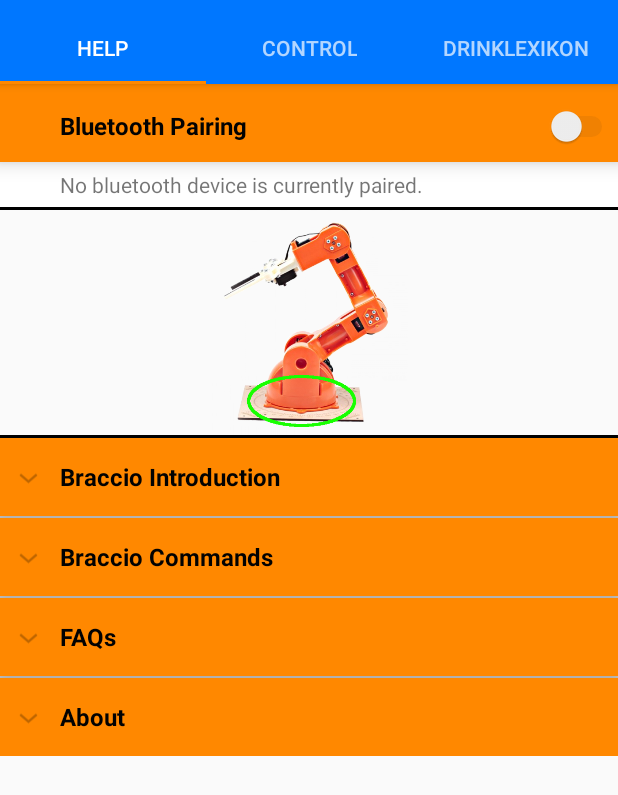
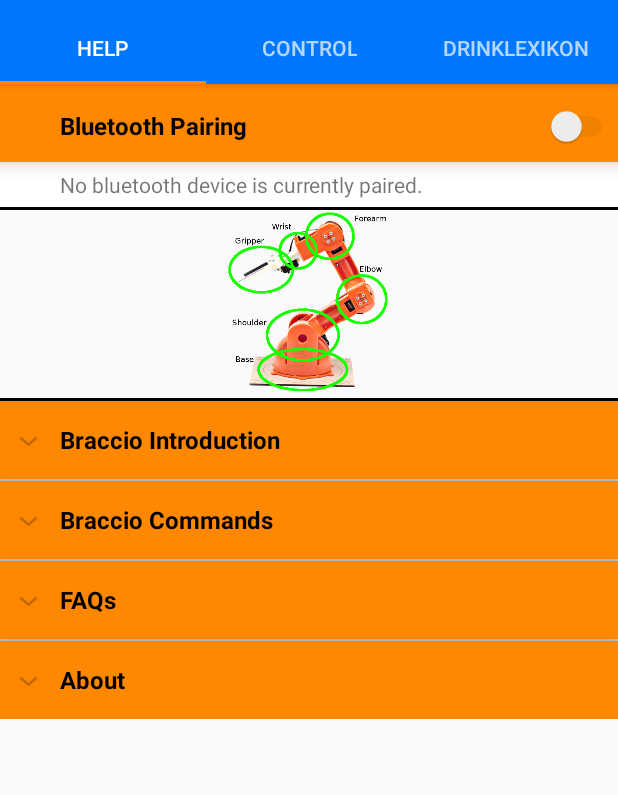
Before and after one commit to schoenandreas/Android_Praktikum, an Android app: the screen it shows after launch (MainActivity), after a tap on "Bluetooth Pairing", on a phone screen of 412 x 824 dp. Shown: the top 795 px of the screen. Run offline under Robolectric (Android 15) with nearby library versions, the light colour scheme and no system bars.

Commit message:
several fixes

```diff
--- a/02_Source Code/Barista_40/app/src/main/java/com/example/andreas/barista_30/Tab1Fragment.java
+++ b/02_Source Code/Barista_40/app/src/main/java/com/example/andreas/barista_30/Tab1Fragment.java
@@ -174,16 +174,17 @@
                 "\nMove Base -degree- " +
                 "\nMove Shoulder -degree- " +
                 "\nMove Elbow -degree- " +
-                "\nMove Underarm -degree- " +
+                "\nMove Forearm -degree- " +
                 "\nMove Wrist -degree- " +
                 "\nMove Grapper -degree- ");
         commands.add("MANUAL CONTROLS: Relative" +
                 "\nMove Base -degree- (right or left) " +
                 "\nMove Shoulder -degree- (right or left) " +
                 "\nMove Elbow -degree- (right or left) " +
-                "\nMove Underarm -degree- (right or left) " +
+                "\nMove Forearm -degree- (right or left) " +
                 "\nMove Wrist -degree- (right or left) " +
-                "\nMove Grapper -degree- (right or left)");
+                "\nMove Grapper -degree- (right or left)"+
+                "\n\n Info: For the right point of view the base motor must be visible! ");
 
         List<String> faqs = new ArrayList<String>();
         faqs.add("Question: Why is the application so awesome? " +
--- a/02_Source Code/Barista_40/app/src/main/java/com/example/andreas/barista_30/Tab2Fragment.java
+++ b/02_Source Code/Barista_40/app/src/main/java/com/example/andreas/barista_30/Tab2Fragment.java
@@ -87,7 +87,7 @@
                         constraintLayout.setBackgroundColor(Color.LTGRAY);
                         switchModus.setText(R.string.manual);
                     } else if (switchModus.isChecked() != true) {
-                        alertModus(); // Invoke alert dialog tobi
+                        //alertModus(); // Invoke alert dialog tobi
                         constraintLayout.setBackgroundColor(Color.WHITE);
                         switchModus.setText(R.string.predefined);
 
@@ -98,17 +98,7 @@
             }
         });
 
-        Button sendButton = (Button) view.findViewById(R.id.sendButton);
-        sendButton.setOnClickListener(new View.OnClickListener(){
-            public void onClick(View v){
-                try {
-                    //per BT senden
-                    sendKeyword(buildKeyword(text.getText().toString()));
-                } catch (Exception e) {
-                    Toast.makeText(getActivity(), "Sending didn't work!", Toast.LENGTH_SHORT).show();
-                }
-            }
-        });
+
 
         return view;
     }
@@ -160,7 +150,7 @@
 
             // Compare the 5 (Maximum for Speech Recognition!) best probabilities with the whole string array to increase the possibility to find the wished solution
             try {
-                for (int i = 0; i < 5; i++){
+                for (int i = 0; i < 5; i++) {
                     spokenText = results.get(i).toLowerCase();
                     Log.w("app", spokenText);
 
@@ -178,7 +168,7 @@
 
                     Log.w("mappingKeyArrayProb", "sp " + searchProbability + "dp " + doProbability + "mp " + manualProbability);
 
-                    if (searchProbability == 2 || doProbability == 2 || manualProbability == 2){
+                    if (searchProbability == 2 || doProbability == 2 || manualProbability == 2) {
                         Log.w("finalBreak", "baaam");
                         break;
                     }
@@ -195,8 +185,10 @@
             constr.applyTo(constraintLayout);
 
             // Check for changing from manual to predefined control
-            if (switchModus.isChecked() == true && (spokenText.contains("search") || spokenText.contains("do"))){
+            if (switchModus.isChecked() == true && ((spokenText.contains("search") || spokenText.contains("do")))) {
                 alertModus();
+            } else if ((switchModus.isChecked() == false && ((spokenText.contains("search") || spokenText.contains("do")))) || (spokenText.contains("move"))) {
+                sendKeyword(buildKeyword(text.getText().toString()));
             }
         }
     }
@@ -244,11 +236,12 @@
                     imgView.setImageResource(R.drawable.transparent);
                 }
             }
+
         } else if (btString.contains("do")) {
 
             for (int i = 0; i < res.getStringArray(R.array.doCommands).length; i++) {
                 if (btString.contains(res.getStringArray(R.array.doCommands)[i])) {
-                    msg = String.valueOf(i);
+                    msg = String.valueOf(i+1);
                     imgView.setImageResource(res.obtainTypedArray(R.array.doCommandsImg).getResourceId(i, -1));
                     break;
                 } else if (i == res.getStringArray(R.array.doCommands).length - 1) {
@@ -257,6 +250,7 @@
                     imgView.setImageResource(R.drawable.transparent);
                 }
             }
+
         } else if (btString.contains("move")) {
             setModusOn();
             for (int i = 0; i < res.getStringArray(R.array.jointCommands).length; i++) {
--- a/02_Source Code/Barista_40/app/src/main/res/layout/tab1_fragment.xml
+++ b/02_Source Code/Barista_40/app/src/main/res/layout/tab1_fragment.xml
@@ -59,8 +59,8 @@
         <ImageView
             android:id="@+id/lbListImage"
             android:layout_width="match_parent"
-            android:layout_height="150dp"
-            android:src="@drawable/arm0"
+            android:layout_height="125dp"
+            android:src="@drawable/armdesc"
             android:fitsSystemWindows="true" />
 
         <!-- Dark Line for seperation of content-->
--- a/02_Source Code/Barista_40/app/src/main/res/values/strings.xml
+++ b/02_Source Code/Barista_40/app/src/main/res/values/strings.xml
@@ -1,5 +1,5 @@
 <resources>
-    <string name="app_name">Barista_3.0</string>
+    <string name="app_name">Barista</string>
     <string name="tab_text_1">Tab 1</string>
     <string name="tab_text_2">Tab 2</string>
     <string name="tab_text_3">Tab 3</string>
@@ -34,4 +34,45 @@
     <string name="Wrist">wrist</string>
     <string name="Gripper">gripper</string>
 
+    <!-- Drink Descriptions-->
+    <string name="colaDesc">
+        Ingredients: \n
+        \n
+        - Caffeine citrate\n
+        - Citric acid\n
+        - Vanilla extract\n
+        - Lime juice\n
+        - Sugar\n
+        - Fluid extraxt of cola leaves</string>
+    <string name="fantaDesc">
+        Ingredients: \n
+        \n
+        - Carbonated Water \n
+        - Sugar\n
+        - Orange friut from concentrate\n
+        - Citric acid\n
+        - Natural orange flavouring\n
+        - Preservative\
+        - Malic acid\
+        - Acidity regulator</string>
+    <string name="waterDesc">
+        Ingredients:\n
+        \n
+        - Sodium\n
+        - Potassium\n
+        - Calcium\n
+        - Magnesium\n
+        - Chloride\n
+        - Sulfat\n
+        - Hydrogen carbonate
+        </string>
+    <string name="tomatoDesc">
+        Ingredients: \n
+        \n
+        - Tomato juice from concentrate\n
+        - Lemon juice from concentrate\n
+        - Salt\n
+        - Ascorbic acid</string>
+    <string name="blueDesc">wrist</string>
+
 </resources>
--- a/02_Source Code/Barista_40/app/src/main/res/values/strings_array.xml
+++ b/02_Source Code/Barista_40/app/src/main/res/values/strings_array.xml
@@ -84,6 +84,27 @@
         <item>bass</item>
         <item>north face</item>
         <item>based</item>
+        <item>for arm</item>
+        <item>moved</item>
+        <item>4 arm</item>
+        <item>four arm</item>
+        <item>alarm</item>
+        <item>roof</item>
+        <item>wolf</item>
+        <item>forum</item>
+        <item>blue </item>
+        <item>due</item>
+        <item>door</item>
+        <item>who</item>
+        <item>new</item>
+        <item>du</item>
+        <item>to</item>
+        <item>serge</item>
+        <item>news</item>
+        <item>cheese</item>
+        <item>mover</item>
+        <item>race</item>
+        <item>grip</item>
     </string-array>
 
     <string-array name="mappingValue">
@@ -103,6 +124,27 @@
         <item>base</item>
         <item>move base</item>
         <item>base</item>
+        <item>forearm</item>
+        <item>move</item>
+        <item>forearm</item>
+        <item>forearm</item>
+        <item>forearm</item>
+        <item>move</item>
+        <item>move</item>
+        <item>forearm</item>
+        <item>do </item>
+        <item>do</item>
+        <item>do</item>
+        <item>do</item>
+        <item>do</item>
+        <item>do</item>
+        <item>do</item>
+        <item>search</item>
+        <item>juice</item>
+        <item>juice</item>
+        <item>move</item>
+        <item>wrist</item>
+        <item>gripper</item>
     </string-array>
 
 </resources>
```
Also changed, not shown: 02_Source Code/Barista_40/app/src/main/java/com/example/andreas/barista_30/Tab3Fragment.java (+5 -5 lines), 02_Source Code/Barista_40/app/src/main/res/layout/tab2_fragment.xml (+1 -12 lines), 02_Source Code/Barista_40/app/src/main/res/layout/tab2_fragment_transition.xml (+8 -16 lines), 02_Source Code/Barista_40/app/src/main/res/drawable/armAll.png (deleted), 02_Source Code/Barista_40/app/src/main/res/drawable/transparent/arm.png, 02_Source Code/Barista_40/app/src/main/res/mipmap-hdpi/ic_launcher.png, 02_Source Code/Barista_40/app/src/main/res/mipmap-mdpi/ic_launcher.png, 02_Source Code/Barista_40/app/src/main/res/mipmap-mdpi/ic_launcherdef.png (added), 02_Source Code/Barista_40/app/src/main/res/mipmap-xhdpi/ic_launcher.png, 02_Source Code/Barista_40/app/src/main/res/mipmap-xhdpi/ic_launcherdef.png (added), 02_Source Code/Barista_40/app/src/main/res/mipmap-xxhdpi/ic_launcher.png, 02_Source Code/Barista_40/app/src/main/res/mipmap-xxhdpi/ic_launcherdef.png (added), 02_Source Code/Barista_40/app/src/main/res/mipmap-xxxhdpi/ic_launcher.png, 02_Source Code/Barista_40/app/src/main/res/mipmap-xxxhdpi/ic_launcherdef.png (added).
